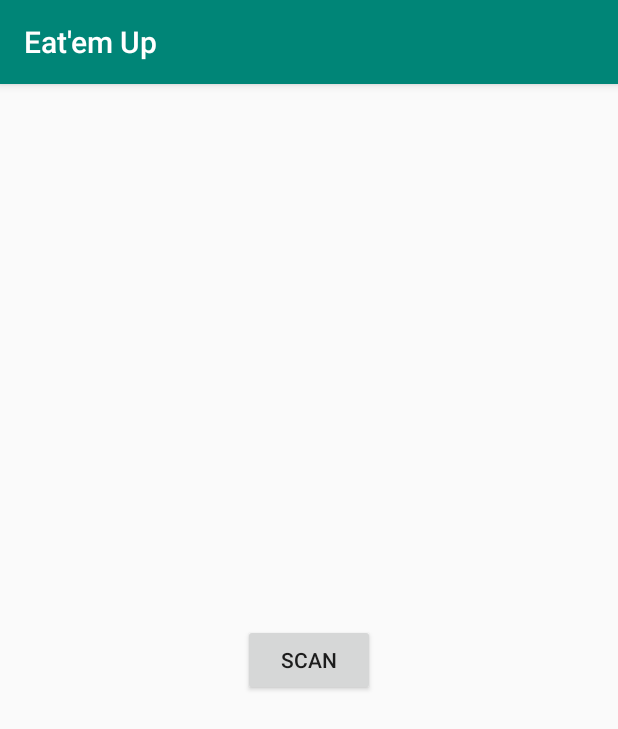
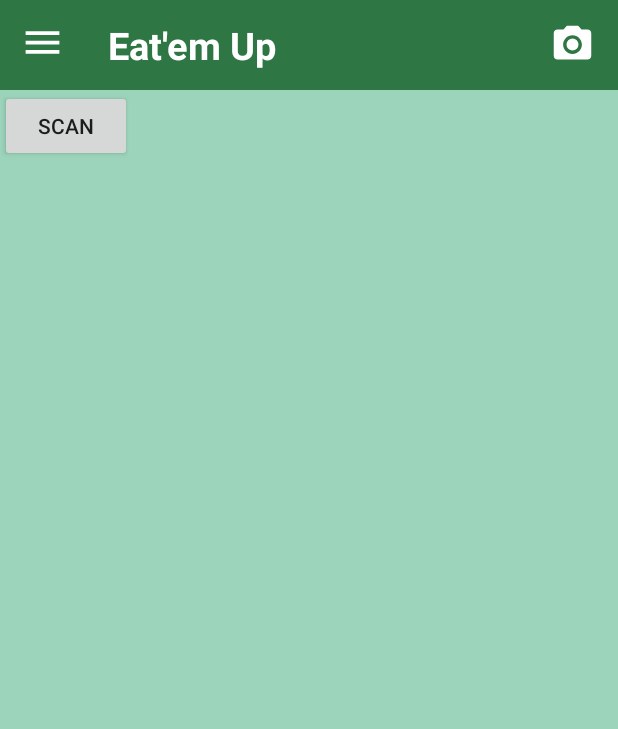
Before and after one commit to bitingbulldogs/cs446project, an Android app: the screen it shows after launch (MainActivity), on a phone screen of 412 x 824 dp. Shown: the top 729 px of the screen. Run offline under Robolectric (Android 15) with nearby library versions, the phone set to English and light mode, and no system bars.

Commit message:
Initial drawer commit

```diff
--- a/app/build.gradle
+++ b/app/build.gradle
@@ -21,6 +21,7 @@ android {
 dependencies {
     implementation fileTree(dir: 'libs', include: ['*.jar'])
     implementation 'com.android.support:support-v4:27.1.1'
+    implementation 'com.android.support:appcompat-v7:27.1.1'
     implementation 'com.android.support:design:27.1.1'
     implementation 'com.google.android.gms:play-services-vision:15.0.0'
     testImplementation 'junit:junit:4.12'
--- a/app/src/main/java/com/example/scbcchoi/eatemup/MainActivity.java
+++ b/app/src/main/java/com/example/scbcchoi/eatemup/MainActivity.java
@@ -1,20 +1,33 @@
 package com.example.scbcchoi.eatemup;
 
+import android.content.Context;
 import android.support.v7.app.AppCompatActivity;
 import android.os.Bundle;
 import android.view.View;
 import android.content.Intent;
+import java.util.ArrayList;
+import android.support.annotation.NonNull;
+import android.support.design.widget.NavigationView;
+import android.support.v4.view.GravityCompat;
+import android.support.v4.widget.DrawerLayout;
+import android.support.v7.app.ActionBar;
+import android.view.MenuItem;
+import android.support.v7.widget.Toolbar;
 import android.widget.TextView;
-
-import java.util.ArrayList;
+import android.widget.Toast;
 
 public class MainActivity extends AppCompatActivity {
+
+    private DrawerLayout drawerLayout;
+    private NavigationView navigationView;
+    private Toolbar toolbar;
 
     @Override
     protected void onCreate(Bundle savedInstanceState) {
         super.onCreate(savedInstanceState);
         setContentView(R.layout.activity_main);
 
+        //****************************************************************************
         Intent intent = getIntent();
         ArrayList<String> result = intent.getStringArrayListExtra("result");
         if(!(result == null)) {
@@ -26,12 +39,85 @@ public class MainActivity extends AppCompatActivity {
             TextView t = findViewById(R.id.result);
             t.setText(scannedText);
         }
+        //****************************************************************************
+
+        toolbar = findViewById(R.id.toolbar);
+        setSupportActionBar(toolbar);
+
+        final ActionBar actionbar = getSupportActionBar();
+        actionbar.setDisplayHomeAsUpEnabled(true);
+        actionbar.setHomeAsUpIndicator(R.drawable.menu_icon);
+
+        drawerLayout = findViewById(R.id.drawer);
+        navigationView = findViewById(R.id.navigation);
+
+        navigationView.setNavigationItemSelectedListener(new NavigationView.OnNavigationItemSelectedListener() {
+            @Override
+            public boolean onNavigationItemSelected(@NonNull MenuItem menuItem) {
+                switch (menuItem.getItemId()) {
+                    case R.id.about:
+                        menuItem.setChecked(true);
+                        showAbout();
+                        drawerLayout.closeDrawers();
+                        return true;
+                    case R.id.settings:
+                        menuItem.setChecked(true);
+                        showSettings();
+                        drawerLayout.closeDrawers();
+                        return true;
+                    case R.id.history:
+                        menuItem.setChecked(true);
+                        showExpiryHistory();
+                        drawerLayout.closeDrawers();
+                        return true;
+                }
+                return false;
+            }
+        });
+
+
 
     }
 
+    //****************************************************************************
     public void scan(View v){
         Intent intent = new Intent(this, OcrCaptureActivity.class);
         startActivity(intent);
         finish();
     }
+    //****************************************************************************
+
+    @Override
+    public boolean onOptionsItemSelected(MenuItem item) {
+        switch (item.getItemId()) {
+            case android.R.id.home:
+                drawerLayout.openDrawer(GravityCompat.START);
+                return true;
+        }
+        return super.onOptionsItemSelected(item);
+    }
+
+    public void showAbout() {
+        Toast.makeText(this, "About", Toast.LENGTH_SHORT).show();
+
+    }
+
+    public void showSettings() {
+        Toast.makeText(this, "Settings", Toast.LENGTH_SHORT).show();
+    }
+
+    public void showExpiryHistory() {
+        Toast.makeText(this, "History", Toast.LENGTH_SHORT).show();
+    }
+
+    public void cameraClick(View view) {
+//        Intent intent = new Intent(this, CameraActivity.class);
+//        startActivity(intent);
+//        finish();
+        Toast.makeText(this, "Camera", Toast.LENGTH_SHORT).show();
+//        Intent intent = new Intent(this, OcrCaptureActivity.class);
+//        startActivity(intent);
+//        finish();
+    }
+
 }
--- a/app/src/main/java/com/example/scbcchoi/eatemup/OcrCaptureActivity.java
+++ b/app/src/main/java/com/example/scbcchoi/eatemup/OcrCaptureActivity.java
@@ -376,6 +376,7 @@ public final class OcrCaptureActivity extends AppCompatActivity {
     public void sendIntent(ArrayList<String> result){
         //send intent
         Intent intent = new Intent(this, MainActivity.class);
+//        Intent intent = new Intent(this, CameraActivity.class);
         intent.putExtra("result", result);
         this.startActivity(intent);
         finish();
--- /dev/null
+++ b/app/src/main/res/drawable/about_icon.xml
@@ -0,0 +1,9 @@
+<vector xmlns:android="http://schemas.android.com/apk/res/android"
+        android:width="24dp"
+        android:height="24dp"
+        android:viewportWidth="24.0"
+        android:viewportHeight="24.0">
+    <path
+        android:fillColor="#FF000000"
+        android:pathData="M12,2C6.48,2 2,6.48 2,12s4.48,10 10,10 10,-4.48 10,-10S17.52,2 12,2zM13,19h-2v-2h2v2zM15.07,11.25l-0.9,0.92C13.45,12.9 13,13.5 13,15h-2v-0.5c0,-1.1 0.45,-2.1 1.17,-2.83l1.24,-1.26c0.37,-0.36 0.59,-0.86 0.59,-1.41 0,-1.1 -0.9,-2 -2,-2s-2,0.9 -2,2L8,9c0,-2.21 1.79,-4 4,-4s4,1.79 4,4c0,0.88 -0.36,1.68 -0.93,2.25z"/>
+</vector>
--- /dev/null
+++ b/app/src/main/res/drawable/camera_icon.xml
@@ -0,0 +1,12 @@
+<vector xmlns:android="http://schemas.android.com/apk/res/android"
+        android:width="30dp"
+        android:height="30dp"
+        android:viewportWidth="24.0"
+        android:viewportHeight="24.0">
+    <path
+        android:fillColor="#FFF"
+        android:pathData="M12,12m-3.2,0a3.2,3.2 0,1 1,6.4 0a3.2,3.2 0,1 1,-6.4 0"/>
+    <path
+        android:fillColor="#FFF"
+        android:pathData="M9,2L7.17,4L4,4c-1.1,0 -2,0.9 -2,2v12c0,1.1 0.9,2 2,2h16c1.1,0 2,-0.9 2,-2L22,6c0,-1.1 -0.9,-2 -2,-2h-3.17L15,2L9,2zM12,17c-2.76,0 -5,-2.24 -5,-5s2.24,-5 5,-5 5,2.24 5,5 -2.24,5 -5,5z"/>
+</vector>
--- /dev/null
+++ b/app/src/main/res/drawable/history_icon.xml
@@ -0,0 +1,9 @@
+<vector xmlns:android="http://schemas.android.com/apk/res/android"
+        android:width="24dp"
+        android:height="24dp"
+        android:viewportWidth="24.0"
+        android:viewportHeight="24.0">
+    <path
+        android:fillColor="#FF000000"
+        android:pathData="M13,3c-4.97,0 -9,4.03 -9,9L1,12l3.89,3.89 0.07,0.14L9,12L6,12c0,-3.87 3.13,-7 7,-7s7,3.13 7,7 -3.13,7 -7,7c-1.93,0 -3.68,-0.79 -4.94,-2.06l-1.42,1.42C8.27,19.99 10.51,21 13,21c4.97,0 9,-4.03 9,-9s-4.03,-9 -9,-9zM12,8v5l4.28,2.54 0.72,-1.21 -3.5,-2.08L13.5,8L12,8z"/>
+</vector>
--- /dev/null
+++ b/app/src/main/res/drawable/menu_icon.xml
@@ -0,0 +1,9 @@
+<vector xmlns:android="http://schemas.android.com/apk/res/android"
+        android:width="30dp"
+        android:height="30dp"
+        android:viewportWidth="24.0"
+        android:viewportHeight="24.0">
+    <path
+        android:fillColor="#FFF"
+        android:pathData="M3,18h18v-2L3,16v2zM3,13h18v-2L3,11v2zM3,6v2h18L21,6L3,6z"/>
+</vector>
--- /dev/null
+++ b/app/src/main/res/drawable/settings_icon.xml
@@ -0,0 +1,9 @@
+<vector xmlns:android="http://schemas.android.com/apk/res/android"
+        android:width="24dp"
+        android:height="24dp"
+        android:viewportWidth="24"
+        android:viewportHeight="24">
+    <path
+        android:fillColor="#FF000000"
+        android:pathData="M19.1,12.9a2.8,2.8 0,0 0,0.1 -0.9,2.8 2.8,0 0,0 -0.1,-0.9l2.1,-1.6a0.7,0.7 0,0 0,0.1 -0.6L19.4,5.5a0.7,0.7 0,0 0,-0.6 -0.2l-2.4,1a6.5,6.5 0,0 0,-1.6 -0.9l-0.4,-2.6a0.5,0.5 0,0 0,-0.5 -0.4H10.1a0.5,0.5 0,0 0,-0.5 0.4L9.3,5.4a5.6,5.6 0,0 0,-1.7 0.9l-2.4,-1a0.4,0.4 0,0 0,-0.5 0.2l-2,3.4c-0.1,0.2 0,0.4 0.2,0.6l2,1.6a2.8,2.8 0,0 0,-0.1 0.9,2.8 2.8,0 0,0 0.1,0.9L2.8,14.5a0.7,0.7 0,0 0,-0.1 0.6l1.9,3.4a0.7,0.7 0,0 0,0.6 0.2l2.4,-1a6.5,6.5 0,0 0,1.6 0.9l0.4,2.6a0.5,0.5 0,0 0,0.5 0.4h3.8a0.5,0.5 0,0 0,0.5 -0.4l0.3,-2.6a5.6,5.6 0,0 0,1.7 -0.9l2.4,1a0.4,0.4 0,0 0,0.5 -0.2l2,-3.4c0.1,-0.2 0,-0.4 -0.2,-0.6ZM12,15.6A3.6,3.6 0,1 1,15.6 12,3.6 3.6,0 0,1 12,15.6Z"/>
+</vector>
--- a/app/src/main/res/layout/activity_main.xml
+++ b/app/src/main/res/layout/activity_main.xml
@@ -1,10 +1,27 @@
 <?xml version="1.0" encoding="utf-8"?>
-<android.support.constraint.ConstraintLayout xmlns:android="http://schemas.android.com/apk/res/android"
+<android.support.v4.widget.DrawerLayout
+    xmlns:android="http://schemas.android.com/apk/res/android"
     xmlns:app="http://schemas.android.com/apk/res-auto"
     xmlns:tools="http://schemas.android.com/tools"
     android:layout_width="match_parent"
     android:layout_height="match_parent"
-    tools:context=".MainActivity">
+    android:background="@color/colorPrimary"
+    tools:context=".MainActivity"
+    android:fitsSystemWindows="true"
+    android:id="@+id/drawer">
+
+    <LinearLayout
+        android:layout_width="match_parent"
+        android:layout_height="match_parent"
+        android:orientation="vertical">
+
+        <include
+            android:id="@+id/toolbar"
+            layout="@layout/toolbar_main"/>
+
+        <LinearLayout
+            android:layout_width="match_parent"
+            android:layout_height="match_parent">
 
             <Button
                 android:id="@+id/button"
@@ -30,5 +47,20 @@
                 app:layout_constraintStart_toStartOf="@+id/button"
                 app:layout_constraintTop_toBottomOf="@+id/button" />
 
+        </LinearLayout>
 
-</android.support.constraint.ConstraintLayout>
+    </LinearLayout>
+
+    <android.support.design.widget.NavigationView
+        android:id="@+id/navigation"
+        android:layout_width="wrap_content"
+        android:layout_height="match_parent"
+        android:layout_gravity="start"
+        app:menu="@menu/nav_drawer"
+        app:headerLayout="@layout/drawer_header"
+        app:itemTextColor="@color/colorDarkGrey"
+        app:itemIconTint="@color/colorGrey">
+    </android.support.design.widget.NavigationView>
+
+
+</android.support.v4.widget.DrawerLayout>
--- /dev/null
+++ b/app/src/main/res/layout/toolbar_main.xml
@@ -0,0 +1,41 @@
+<?xml version="1.0" encoding="utf-8"?>
+<android.support.v7.widget.Toolbar
+    xmlns:android="http://schemas.android.com/apk/res/android"
+    android:layout_width="match_parent"
+    android:layout_height="60dp"
+    android:background="@color/colorPrimaryDark">
+
+    <LinearLayout
+        android:layout_width="match_parent"
+        android:layout_height="match_parent"
+        android:orientation="horizontal">
+
+        <TextView
+            android:id="@+id/toolbar_title"
+            android:layout_width="wrap_content"
+            android:layout_height="match_parent"
+            android:gravity="center_vertical"
+            android:text="@string/app_name"
+            android:textColor="@color/colorWhite"
+            android:textSize="25dp"
+            android:textStyle="bold" />
+
+        <LinearLayout
+            android:layout_width="fill_parent"
+            android:orientation="horizontal"
+            android:gravity="end"
+            android:layout_gravity="center_vertical"
+            android:layout_marginRight="15dp"
+            android:layout_height="wrap_content">
+
+            <ImageButton
+                android:layout_width="wrap_content"
+                android:layout_height="wrap_content"
+                android:background="@color/colorPrimaryDark"
+                android:src="@drawable/camera_icon"
+                android:onClick="cameraClick" />
+        </LinearLayout>
+
+    </LinearLayout>
+
+</android.support.v7.widget.Toolbar>
--- /dev/null
+++ b/app/src/main/res/menu/nav_drawer.xml
@@ -0,0 +1,24 @@
+<?xml version="1.0" encoding="utf-8"?>
+<menu xmlns:android="http://schemas.android.com/apk/res/android">
+
+
+    <group android:id="@+id/functions"
+        android:checkableBehavior="single">
+        <item android:id="@+id/history"
+            android:icon="@drawable/history_icon"
+            android:title="Expire History"/>
+    </group>
+
+    <group android:id="@+id/general"
+        android:checkableBehavior="single">
+        <item android:id="@+id/settings"
+            android:icon="@drawable/settings_icon"
+            android:title="Settings"/>
+        <item android:id="@+id/about"
+            android:icon="@drawable/about_icon"
+            android:title="About"/>
+    </group>
+
+
+
+</menu>
--- a/app/src/main/res/values/colors.xml
+++ b/app/src/main/res/values/colors.xml
@@ -1,6 +1,9 @@
 <?xml version="1.0" encoding="utf-8"?>
 <resources>
-    <color name="colorPrimary">#008577</color>
-    <color name="colorPrimaryDark">#00574B</color>
-    <color name="colorAccent">#D81B60</color>
+    <color name="colorPrimary">#9CD3BB</color>
+    <color name="colorPrimaryDark">#2E7644</color>
+    <color name="colorAccent">#F97816</color>
+    <color name="colorWhite">#FFF</color>
+    <color name="colorDarkGrey">#353535</color>
+    <color name="colorGrey">#686767</color>
 </resources>
--- a/app/src/main/res/values/strings.xml
+++ b/app/src/main/res/values/strings.xml
@@ -12,4 +12,6 @@
     <string name="ocr_success">Text read successfully</string>
     <string name="ocr_failure">No text captured</string>
     <string name="ocr_error">"Error reading text: %1$s"</string>
+    <string name="open">Open</string>
+    <string name="close">Close</string>
 </resources>
--- a/app/src/main/res/values/styles.xml
+++ b/app/src/main/res/values/styles.xml
@@ -1,7 +1,7 @@
 <resources>
 
     <!-- Base application theme. -->
-    <style name="AppTheme" parent="Theme.AppCompat.Light.DarkActionBar">
+    <style name="AppTheme" parent="Theme.AppCompat.Light.NoActionBar">
         <!-- Customize your theme here. -->
         <item name="colorPrimary">@color/colorPrimary</item>
         <item name="colorPrimaryDark">@color/colorPrimaryDark</item>
```
Also changed, not shown: app/src/main/java/com/example/scbcchoi/eatemup/CameraActivity.java (added, +37 -0 lines), app/src/main/res/layout/camera_activity.xml (added, +35 -0 lines), app/src/main/res/layout/drawer_header.xml (added, +18 -0 lines). Lines whose indentation alone changed are shown as unchanged.
